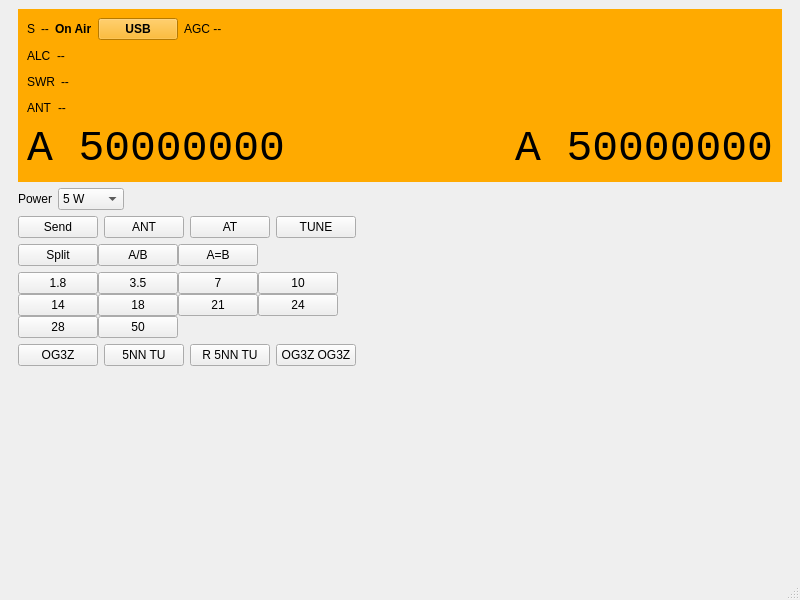
This is mainwindow.ui in eloranta/HamVibe as Qt 5 draws it before an edit. The edited form follows.
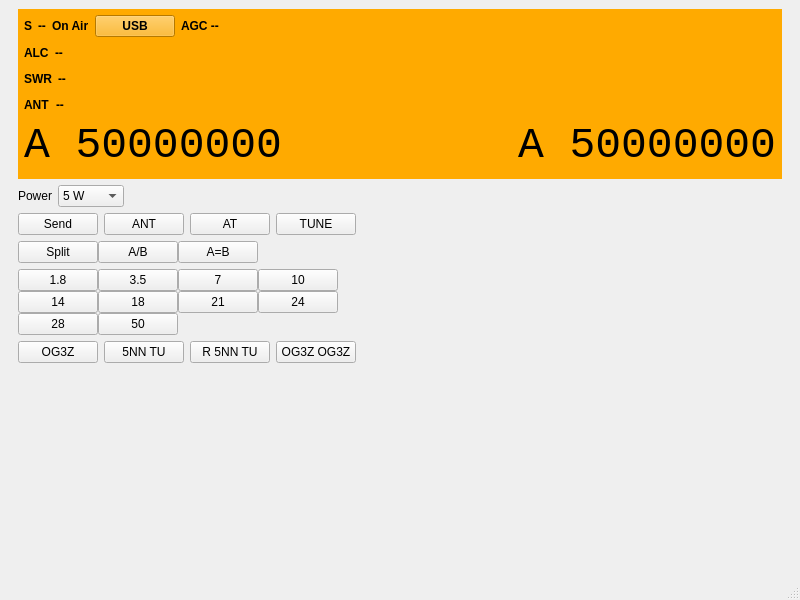
This is the edited form. Custom widgets are drawn as their Qt base class.

What changed in the file:
```diff
--- a/mainwindow.ui
+++ b/mainwindow.ui
@@ -25,10 +25,24 @@
         <layout class="QVBoxLayout" name="verticalLayout">
          <item>
           <widget class="QWidget" name="freqSectionWidget">
+           <property name="font">
+            <font>
+             <bold>true</bold>
+            </font>
+           </property>
            <property name="styleSheet">
             <string>background-color: #ffaa00;</string>
            </property>
            <layout class="QVBoxLayout" name="freqSectionLayout">
+            <property name="topMargin">
+             <number>6</number>
+            </property>
+            <property name="leftMargin">
+             <number>6</number>
+            </property>
+            <property name="rightMargin">
+             <number>6</number>
+            </property>
             <item>
              <layout class="QHBoxLayout" name="meterTopLayout">
               <item>
```
